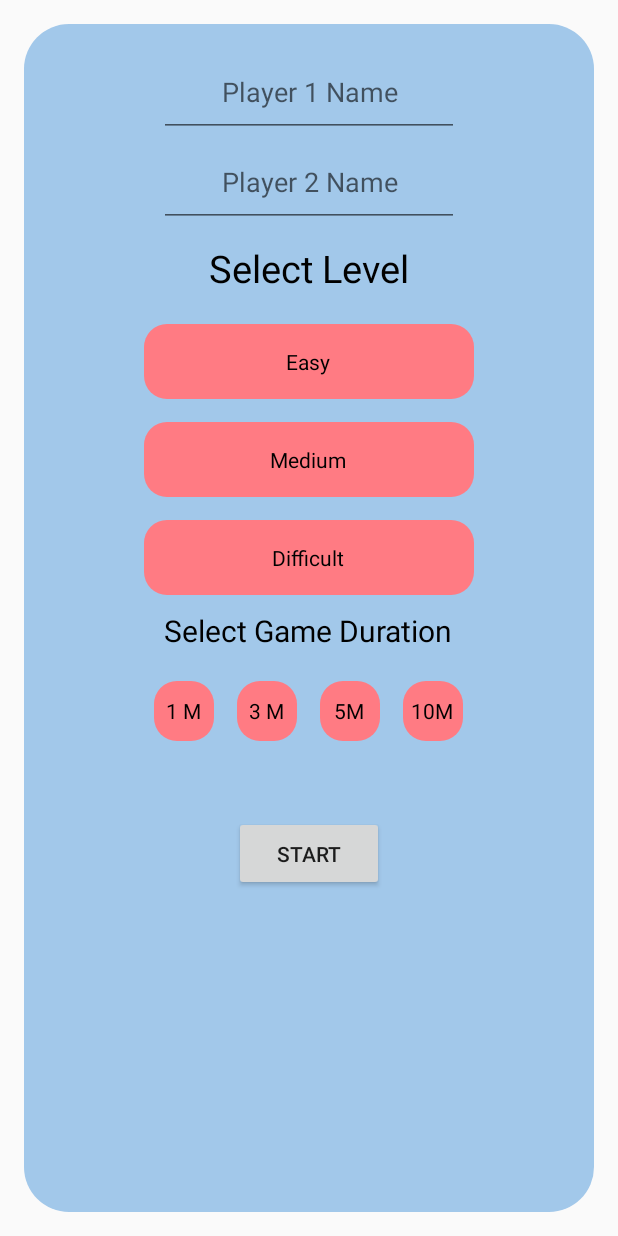
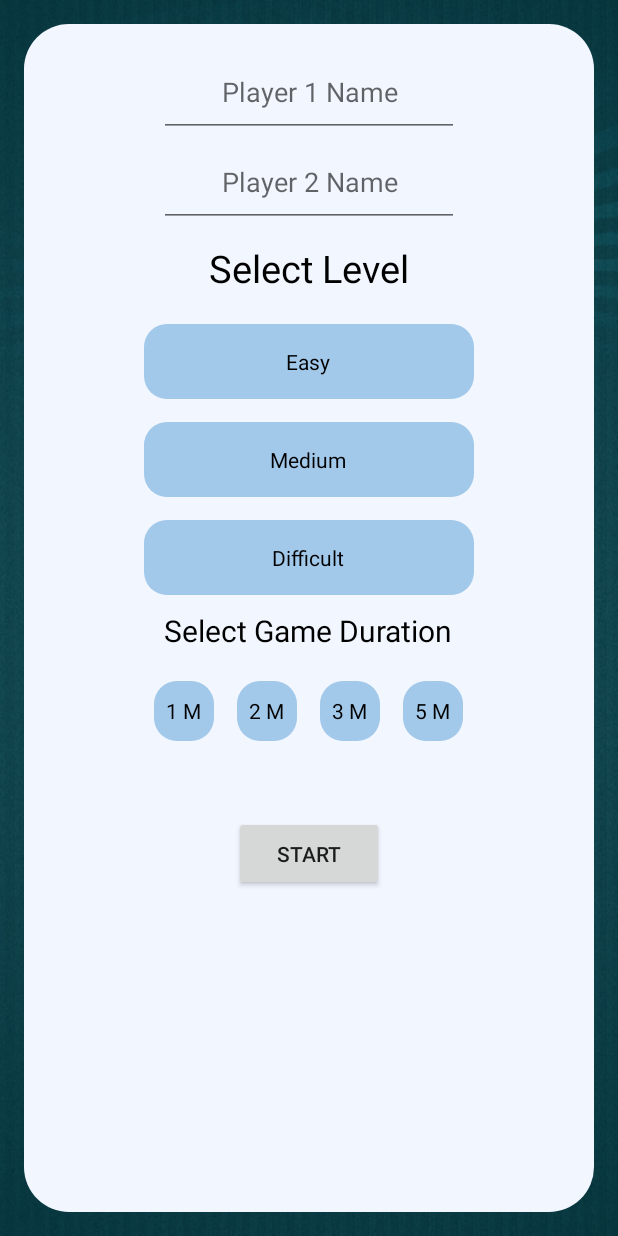
Before and after one commit to udit0202/MathDuel, an Android app: the screen it shows after launch (MainActivity), after a tap on "PLAY", on a phone screen of 412 x 824 dp. Run offline under Robolectric (Android 15) with nearby library versions, the phone set to English and light mode, and no system bars; 1 other tap on this screen came first.

Commit message:
old changes

```diff
--- a/app/src/main/java/studio/idle/mathduel/MainActivity.java
+++ b/app/src/main/java/studio/idle/mathduel/MainActivity.java
@@ -20,9 +20,9 @@ import studio.idle.mathduel.common.PreferenceKeys;
 
 public class MainActivity extends Activity implements RadioGroup.OnCheckedChangeListener{
 
-    private boolean isSoundOn, selectLevelViewVisible;
+    private boolean isSoundOn, selectLevelViewVisible, selectLevelViewShouldRemainVisible = true;
     private int gameLevel = 0; // default Easy
-    private int gameDuration = 180000; //default 3 minutes
+    private int gameDuration = 120000; //default 2 minutes
     private RelativeLayout selectLevelLayout, mainScreenLayout;
     private RadioGroup selectLevelRadioGroup, gameDurationRadioGroup;
     private SharedPreferences settings;
@@ -85,6 +85,10 @@ public class MainActivity extends Activity implements RadioGroup.OnCheckedChange
     public void onResume() {
         Log.i("Checking", "onResume");
         super.onResume();
+        if (selectLevelViewVisible && !selectLevelViewShouldRemainVisible) {
+            selectLevelLayout.setVisibility(View.GONE);
+            mainScreenLayout.setVisibility(View.VISIBLE);
+        }
     }
 
     @Override
@@ -97,11 +101,12 @@ public class MainActivity extends Activity implements RadioGroup.OnCheckedChange
         mainScreenLayout.setVisibility(View.GONE);
         selectLevelLayout.setVisibility(View.VISIBLE);
         selectLevelLayout.setClickable(true);
+        selectLevelViewVisible = true;
+        selectLevelViewShouldRemainVisible = true;
         //Alpha Animation
         ObjectAnimator anim = ObjectAnimator.ofFloat(selectLevelLayout, "alpha", 0f, 1f);
         anim.setDuration(1000);
         anim.start();
-        selectLevelViewVisible = true;
     }
 
     @Override
@@ -113,10 +118,6 @@ public class MainActivity extends Activity implements RadioGroup.OnCheckedChange
     @Override
     protected void onStop() {
         Log.i("Checking", "MainActivity onStop()");
-        // Temporarily Putting it here
-        mainScreenLayout.setVisibility(View.VISIBLE);
-        selectLevelLayout.setVisibility(View.GONE);
-        selectLevelViewVisible = false;
         super.onStop();
     }
 
@@ -147,6 +148,7 @@ public class MainActivity extends Activity implements RadioGroup.OnCheckedChange
         intent.putExtra(CommonConstants.PLAYER_TWO_NAME, playerTwoEditText.getText().toString());
         intent.putExtra(CommonConstants.GAME_DURATION, gameDuration);
         intent.putExtra(CommonConstants.IS_SOUND_ON, isSoundOn);
+        selectLevelViewShouldRemainVisible = false;
         //start Game Activity
         startActivity(intent);
     }
@@ -167,13 +169,13 @@ public class MainActivity extends Activity implements RadioGroup.OnCheckedChange
                 gameDuration = 6000; // 1 Minute
                 break;
             case R.id.threeMinuteButton:
+                gameDuration = 120000; // 2 Minutes
+                break;
+            case R.id.fiveMinuteButton:
                 gameDuration = 180000; // 3 Minutes
                 break;
-            case R.id.fiveMinuteButton:
+            case R.id.tenMinuteButton:
                 gameDuration = 300000; // 5 Minutes
-                break;
-            case R.id.tenMinuteButton:
-                gameDuration = 600000; // 10 Minutes
         }
     }
 
--- a/app/src/main/res/drawable/select_level_button.xml
+++ b/app/src/main/res/drawable/select_level_button.xml
@@ -8,7 +8,7 @@
     </item>
     <item >
         <shape>
-            <solid android:color="#ffff7b83" />
+            <solid android:color="#ffa2c8ea" />
             <corners android:radius="15dp" />
         </shape>
     </item>
--- a/app/src/main/res/drawable/select_level_layout.xml
+++ b/app/src/main/res/drawable/select_level_layout.xml
@@ -2,7 +2,7 @@
 <selector xmlns:android="http://schemas.android.com/apk/res/android">
     <item>
         <shape>
-            <solid android:color="#ffa2c8ea"/>
+            <solid android:color="#fff1f6ff"/>
             <corners android:radius="30dp"/>
         </shape>
     </item>
--- a/app/src/main/res/layout/activity_main.xml
+++ b/app/src/main/res/layout/activity_main.xml
@@ -6,6 +6,7 @@
     android:paddingLeft="@dimen/activity_horizontal_margin"
     android:paddingRight="@dimen/activity_horizontal_margin"
     android:paddingTop="@dimen/activity_vertical_margin"
+    android:background="@drawable/splash"
     tools:context=".MainActivity">
 
     <RelativeLayout
@@ -17,7 +18,8 @@
             android:id="@+id/playButton"
             android:layout_width="200dp"
             android:layout_height="60dp"
-            android:layout_centerInParent="true"
+            android:layout_centerHorizontal="true"
+            android:layout_marginTop="350dp"
             android:onClick="openSelectLevelLayout"
             android:text="Play" />
 
--- a/app/src/main/res/layout/select_level_layout.xml
+++ b/app/src/main/res/layout/select_level_layout.xml
@@ -115,7 +115,7 @@
                 android:background="@drawable/select_level_button"
                 android:button="@android:color/transparent"
                 android:gravity="center"
-                android:text="3 M" />
+                android:text="2 M" />
 
             <RadioButton
                 android:id="@+id/fiveMinuteButton"
@@ -125,7 +125,7 @@
                 android:background="@drawable/select_level_button"
                 android:button="@android:color/transparent"
                 android:gravity="center"
-                android:text="5M" />
+                android:text="3 M" />
 
             <RadioButton
                 android:id="@+id/tenMinuteButton"
@@ -135,7 +135,7 @@
                 android:background="@drawable/select_level_button"
                 android:button="@android:color/transparent"
                 android:gravity="center"
-                android:text="10M" />
+                android:text="5 M" />
         </RadioGroup>
 
         <Button
```
Also changed, not shown: app/src/main/java/studio/idle/mathduel/GameActivity.java (+32 -23 lines), app/src/main/java/studio/idle/mathduel/common/PausableAlphaAnimation.java (+15 -1 lines), app/src/main/res/drawable-xxhdpi/button.png (added), app/src/main/res/drawable-xxhdpi/logo.png (added), app/src/main/res/drawable-xxhdpi/splash.png (added), app/src/main/res/mipmap-xxhdpi/ic_launcher.png.
